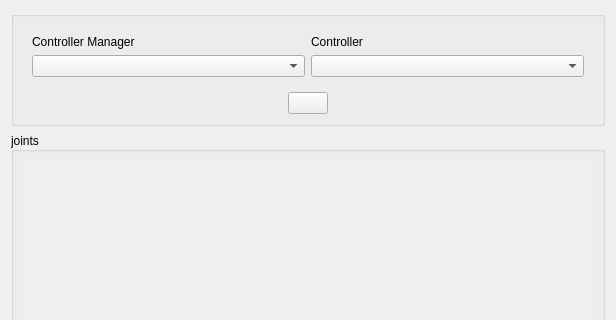
Old version of the form rqt_joint_trajectory_controller/resource/joint_trajectory_controller.ui in the repository ros-controls/ros2_controllers; both pictures show x 0 to 616 and y 0 to 320 of the 616 by 594 pixel window.
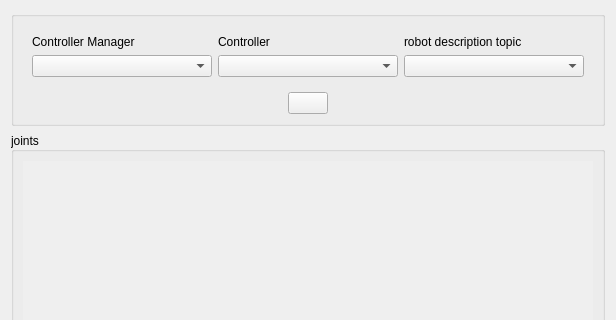
New version of the form. Icons and pictures are not drawn.

Commit message: Fixed output for better debugging.

The edit to the form file:
```diff
--- a/rqt_joint_trajectory_controller/resource/joint_trajectory_controller.ui
+++ b/rqt_joint_trajectory_controller/resource/joint_trajectory_controller.ui
@@ -52,6 +52,19 @@
          <item row="1" column="1">
           <widget class="QComboBox" name="jtc_combo"/>
          </item>
+         <item row="0" column="2">
+          <widget class="QLabel" name="robot_description_list_label">
+           <property name="text">
+            <string>robot description topic</string>
+           </property>
+           <property name="buddy">
+            <cstring>robot_description_combo</cstring>
+           </property>
+          </widget>
+         </item>
+         <item row="1" column="2">
+          <widget class="QComboBox" name="robot_description_combo"/>
+         </item>
         </layout>
        </widget>
       </item>
```
Left out of the diff: 1 changed line with no effect on the pictures. The commit also changes 2 other files.
